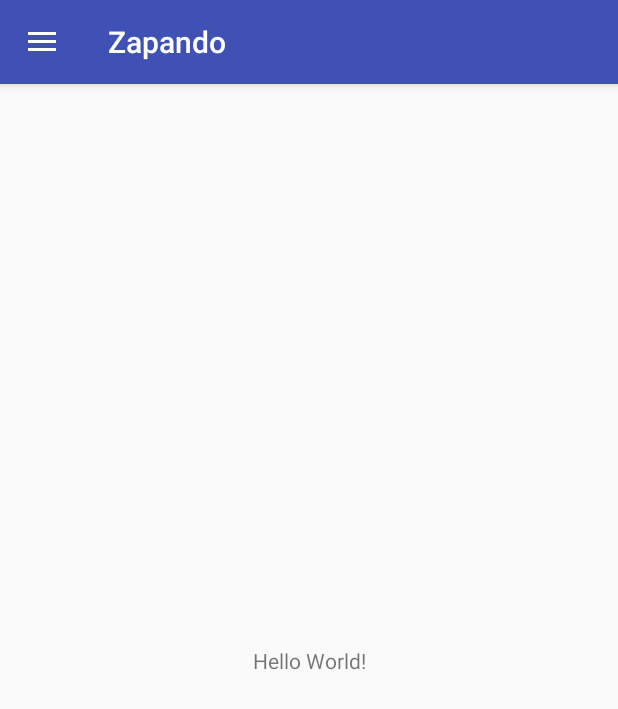
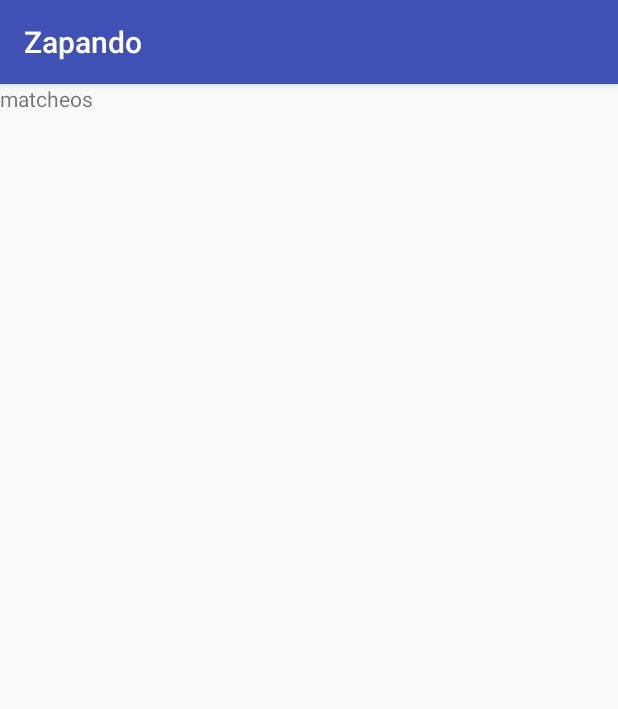
Before and after one commit to arycccc/Zapando, an Android app: the screen it shows after launch (MainActivity before the commit, MatchActivity after it), in the side drawer, after a tap on "Matchs", on a phone screen of 412 x 824 dp. Shown: the top 709 px of the screen. Run offline under Robolectric (Android 15) with nearby library versions, the phone set to English and light mode, and no system bars.

```diff
--- a/app/src/main/AndroidManifest.xml
+++ b/app/src/main/AndroidManifest.xml
@@ -45,6 +45,8 @@
                 android:name="android.support.PARENT_ACTIVITY"
                 android:value="ar.edu.proyectosort.zapando.MainActivity" />
         </activity>
+        <activity android:name=".MatchActivity" />
+        <activity android:name=".PerfilActivity"></activity>
     </application>
 
 </manifest>
--- a/app/src/main/java/ar/edu/proyectosort/zapando/MainActivity.java
+++ b/app/src/main/java/ar/edu/proyectosort/zapando/MainActivity.java
@@ -76,11 +76,17 @@
             Intent intent = new Intent(this, MapsActivity.class);
             startActivity(intent);
         } else if (id == R.id.nav_matchs) {
-
+            Intent intent = new Intent(this, MatchActivity.class);
+            startActivity(intent);
         }
 
         DrawerLayout drawer = (DrawerLayout) findViewById(R.id.drawer_layout);
         drawer.closeDrawer(GravityCompat.START);
         return true;
     }
+
+    public void perfil(View v){
+        Intent intent = new Intent(this, PerfilActivity.class);
+        startActivity(intent);
+    }
 }
--- a/app/src/main/java/ar/edu/proyectosort/zapando/MapsActivity.java
+++ b/app/src/main/java/ar/edu/proyectosort/zapando/MapsActivity.java
@@ -24,7 +24,6 @@
         mapFragment.getMapAsync(this);
     }
 
-
     /**
      * Manipulates the map once available.
      * This callback is triggered when the map is ready to be used.
--- /dev/null
+++ b/app/src/main/java/ar/edu/proyectosort/zapando/MatchActivity.java
@@ -0,0 +1,13 @@
+package ar.edu.proyectosort.zapando;
+
+import android.support.v7.app.AppCompatActivity;
+import android.os.Bundle;
+
+public class MatchActivity extends AppCompatActivity {
+
+    @Override
+    protected void onCreate(Bundle savedInstanceState) {
+        super.onCreate(savedInstanceState);
+        setContentView(R.layout.activity_match);
+    }
+}
--- /dev/null
+++ b/app/src/main/res/layout/activity_match.xml
@@ -0,0 +1,16 @@
+<?xml version="1.0" encoding="utf-8"?>
+<android.support.constraint.ConstraintLayout xmlns:android="http://schemas.android.com/apk/res/android"
+    xmlns:app="http://schemas.android.com/apk/res-auto"
+    xmlns:tools="http://schemas.android.com/tools"
+    android:layout_width="match_parent"
+    android:layout_height="match_parent"
+    tools:context="ar.edu.proyectosort.zapando.MatchActivity">
+
+    <TextView
+        android:id="@+id/textView2"
+        android:layout_width="wrap_content"
+        android:layout_height="wrap_content"
+        android:text="matcheos"
+        tools:layout_editor_absoluteX="162dp"
+        tools:layout_editor_absoluteY="246dp" />
+</android.support.constraint.ConstraintLayout>
```
Also changed, not shown: app/src/main/java/ar/edu/proyectosort/zapando/PerfilActivity.java (added, +13 -0 lines), app/src/main/res/drawable/ic_person.xml (added, +9 -0 lines), app/src/main/res/layout/activity_perfil.xml (added, +16 -0 lines), app/src/main/res/layout/nav_header_main.xml (+2 -7 lines).
